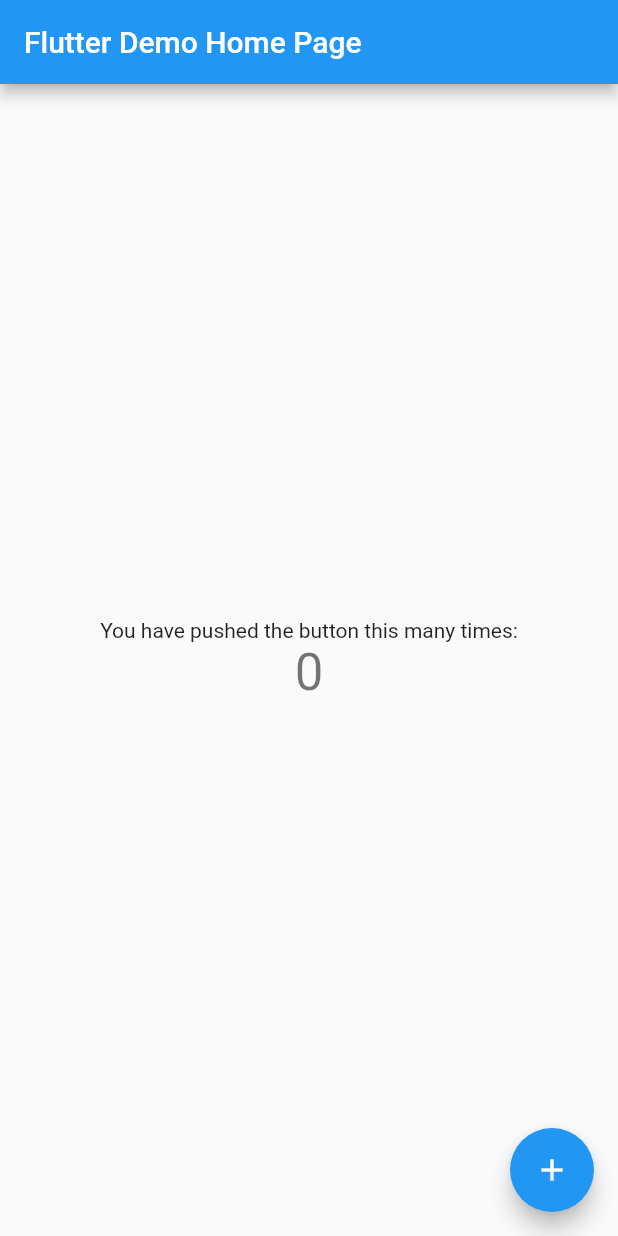
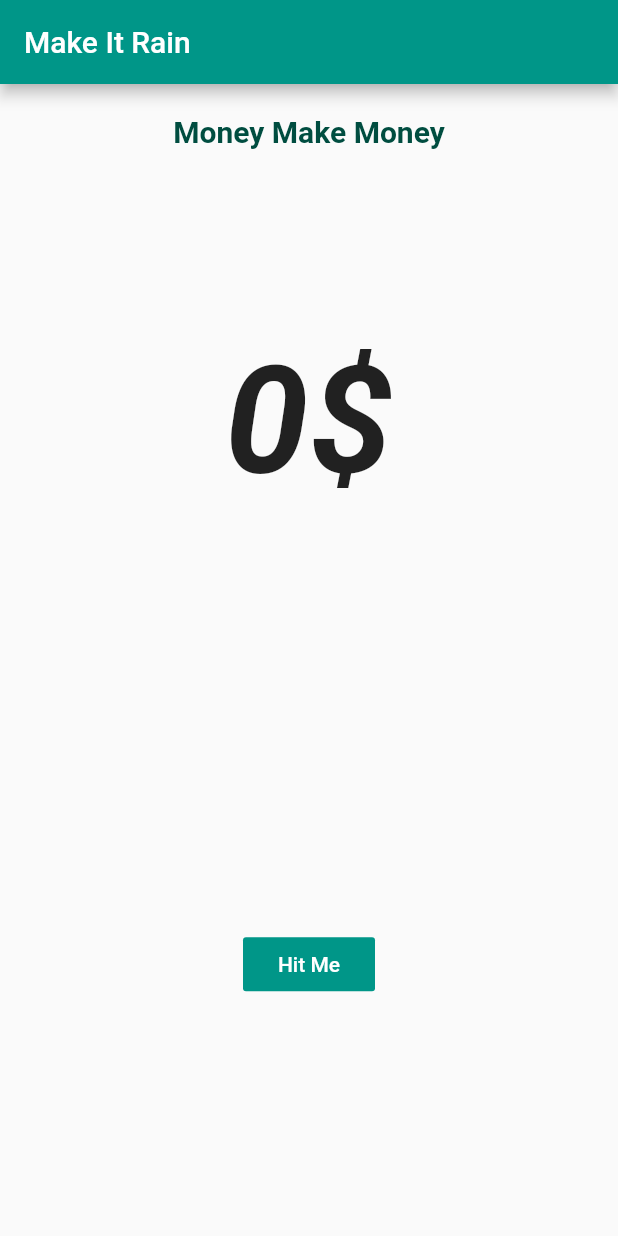
Before and after one commit to joe-inz/make-it-rain, a Flutter app: the screen it shows after launch, on a phone screen of 412 x 824 dp. Run offline on Flutter 3.47's test engine with Material 2 defaults, Android fonts, the phone set to English and light mode, and no system bars.

Commit message:
creating an app that increments a number, implementing StateFulWidget and observing the  state of the incremented number

```diff
--- /dev/null
+++ b/lib/Home.dart
@@ -0,0 +1,81 @@
+import 'package:flutter/material.dart';
+
+class MakeItRain extends StatefulWidget {
+  @override
+  State<StatefulWidget> createState() {
+    return MakeItRainState();
+  }
+}
+
+class MakeItRainState extends State<MakeItRain> {
+  int _moneyCounter = 0;
+  double _moneySize = 100.0;
+  String _topTitle = "Money Make Money";
+
+  void _rainMoney() {
+    // setState is responsible for the updating process
+    setState(() {
+      _moneyCounter += 10000;
+      if (_moneyCounter == 1000000) {
+        _topTitle = "Horray One Million \$";
+      }
+      if (_moneyCounter == 100000) {
+        _moneySize = 70.0;
+      }
+    });
+  }
+
+  @override
+  Widget build(BuildContext context) {
+    return Scaffold(
+      appBar: AppBar(
+        title: Text("Make It Rain"),
+      ),
+      body: Container(
+        child: Column(
+          children: <Widget>[
+            // title
+            Padding(
+              padding: const EdgeInsets.only(top: 20.0),
+              child: Center(
+                child: Text(
+                  _topTitle,
+                  style: TextStyle(
+                    fontWeight: FontWeight.bold,
+                    fontSize: 20.0,
+                    color: Colors.teal.shade900,
+                  ),
+                ),
+              ),
+            ),
+            Expanded(
+              child: Center(
+                child: Text(
+                  _moneyCounter.toString() + "\$",
+                  style: TextStyle(
+                      fontSize: _moneySize,
+                      fontWeight: FontWeight.bold,
+                      fontStyle: FontStyle.italic),
+                ),
+              ),
+            ),
+            Expanded(
+              child: Center(
+                child: FlatButton(
+                  color: Theme.of(context).accentColor,
+                  onPressed: _rainMoney,
+                  child: Text(
+                    "Hit Me",
+                    style: TextStyle(
+                      color: Colors.white,
+                    ),
+                  ),
+                ),
+              ),
+            ),
+          ],
+        ),
+      ),
+    );
+  }
+}
--- a/lib/main.dart
+++ b/lib/main.dart
@@ -1,109 +1,12 @@
 import 'package:flutter/material.dart';
+import 'package:make_it_rain/Home.dart';
 
-void main() => runApp(new MyApp());
-
-class MyApp extends StatelessWidget {
-  // This widget is the root of your application.
-  @override
-  Widget build(BuildContext context) {
-    return new MaterialApp(
-      title: 'Flutter Demo',
-      theme: new ThemeData(
-        // This is the theme of your application.
-        //
-        // Try running your application with "flutter run". You'll see the
-        // application has a blue toolbar. Then, without quitting the app, try
-        // changing the primarySwatch below to Colors.green and then invoke
-        // "hot reload" (press "r" in the console where you ran "flutter run",
-        // or press Run > Flutter Hot Reload in IntelliJ). Notice that the
-        // counter didn't reset back to zero; the application is not restarted.
-        primarySwatch: Colors.blue,
-      ),
-      home: new MyHomePage(title: 'Flutter Demo Home Page'),
-    );
-  }
+void main() {
+  runApp(MaterialApp(
+    theme: ThemeData(
+      primarySwatch: Colors.teal,
+//      accentColor: Colors.indigo
+    ),
+    home: MakeItRain(),
+  ));
 }
-
-class MyHomePage extends StatefulWidget {
-  MyHomePage({Key key, this.title}) : super(key: key);
-
-  // This widget is the home page of your application. It is stateful, meaning
-  // that it has a State object (defined below) that contains fields that affect
-  // how it looks.
-
-  // This class is the configuration for the state. It holds the values (in this
-  // case the title) provided by the parent (in this case the App widget) and
-  // used by the build method of the State. Fields in a Widget subclass are
-  // always marked "final".
-
-  final String title;
-
-  @override
-  _MyHomePageState createState() => new _MyHomePageState();
-}
-
-class _MyHomePageState extends State<MyHomePage> {
-  int _counter = 0;
-
-  void _incrementCounter() {
-    setState(() {
-      // This call to setState tells the Flutter framework that something has
-      // changed in this State, which causes it to rerun the build method below
-      // so that the display can reflect the updated values. If we changed
-      // _counter without calling setState(), then the build method would not be
-      // called again, and so nothing would appear to happen.
-      _counter++;
-    });
-  }
-
-  @override
-  Widget build(BuildContext context) {
-    // This method is rerun every time setState is called, for instance as done
-    // by the _incrementCounter method above.
-    //
-    // The Flutter framework has been optimized to make rerunning build methods
-    // fast, so that you can just rebuild anything that needs updating rather
-    // than having to individually change instances of widgets.
-    return new Scaffold(
-      appBar: new AppBar(
-        // Here we take the value from the MyHomePage object that was created by
-        // the App.build method, and use it to set our appbar title.
-        title: new Text(widget.title),
-      ),
-      body: new Center(
-        // Center is a layout widget. It takes a single child and positions it
-        // in the middle of the parent.
-        child: new Column(
-          // Column is also layout widget. It takes a list of children and
-          // arranges them vertically. By default, it sizes itself to fit its
-          // children horizontally, and tries to be as tall as its parent.
-          //
-          // Invoke "debug paint" (press "p" in the console where you ran
-          // "flutter run", or select "Toggle Debug Paint" from the Flutter tool
-          // window in IntelliJ) to see the wireframe for each widget.
-          //
-          // Column has various properties to control how it sizes itself and
-          // how it positions its children. Here we use mainAxisAlignment to
-          // center the children vertically; the main axis here is the vertical
-          // axis because Columns are vertical (the cross axis would be
-          // horizontal).
-          mainAxisAlignment: MainAxisAlignment.center,
-          children: <Widget>[
-            new Text(
-              'You have pushed the button this many times:',
-            ),
-            new Text(
-              '$_counter',
-              style: Theme.of(context).textTheme.display1,
-            ),
-          ],
-        ),
-      ),
-      floatingActionButton: new FloatingActionButton(
-        onPressed: _incrementCounter,
-        tooltip: 'Increment',
-        child: new Icon(Icons.add),
-      ), // This trailing comma makes auto-formatting nicer for build methods.
-    );
-  }
-}
```
